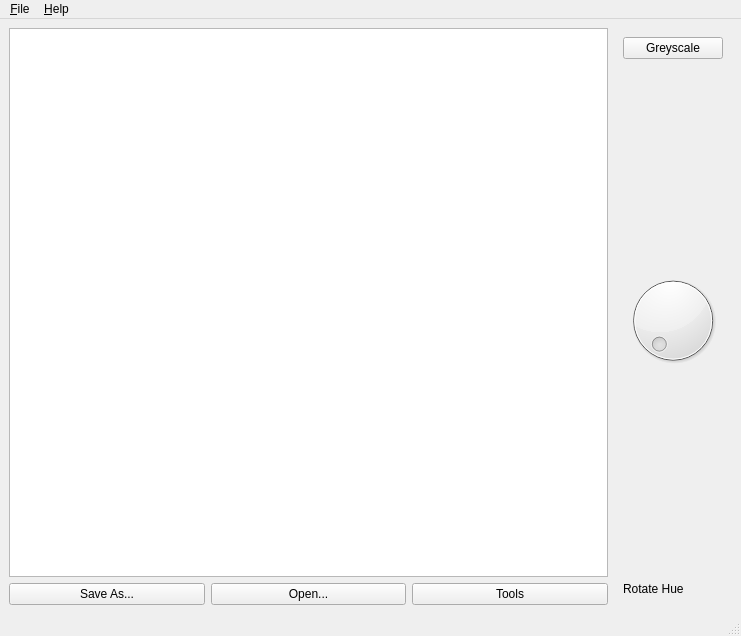
Above: goghviewer.ui from hippalus/van-gogh before the change. Below: the same form after it.
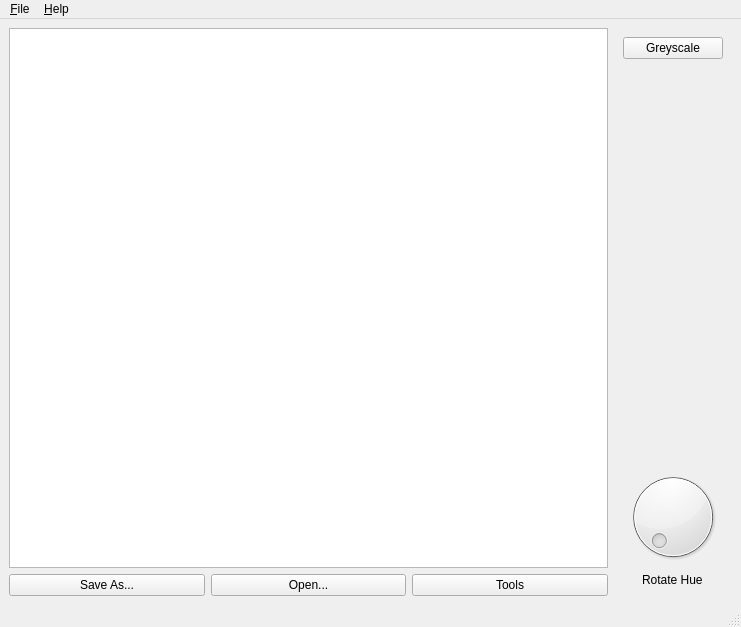
That is the form after the change.

What changed in the file:
```diff
--- a/goghviewer.ui
+++ b/goghviewer.ui
@@ -55,23 +55,10 @@
          <bool>true</bool>
         </property>
         <layout class="QGridLayout" name="tool_layout">
-         <item row="2" column="0" alignment="Qt::AlignBottom">
-          <widget class="QDial" name="dialHueRotate">
-           <property name="minimumSize">
-            <size>
-             <width>100</width>
-             <height>511</height>
-            </size>
-           </property>
-           <property name="maximumSize">
-            <size>
-             <width>100</width>
-             <height>100</height>
-            </size>
-           </property>
-          </widget>
+         <item row="2" column="0">
+          <widget class="QDial" name="dialHueRotate"/>
          </item>
-         <item row="3" column="0">
+         <item row="3" column="0" alignment="Qt::AlignHCenter">
           <widget class="QLabel" name="labelHueRotate">
            <property name="text">
             <string>Rotate Hue</string>
```
